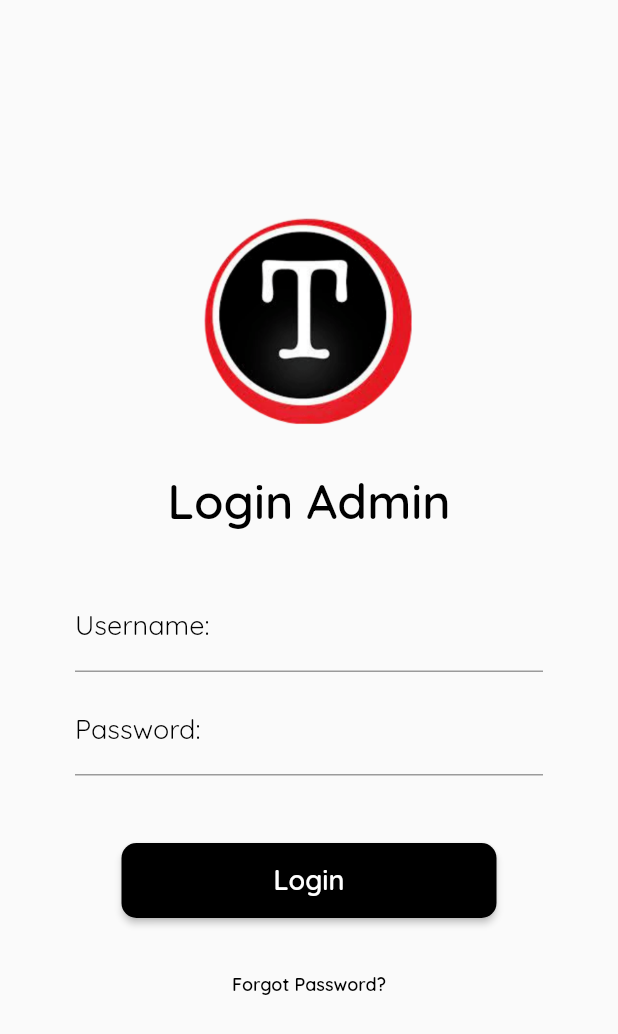
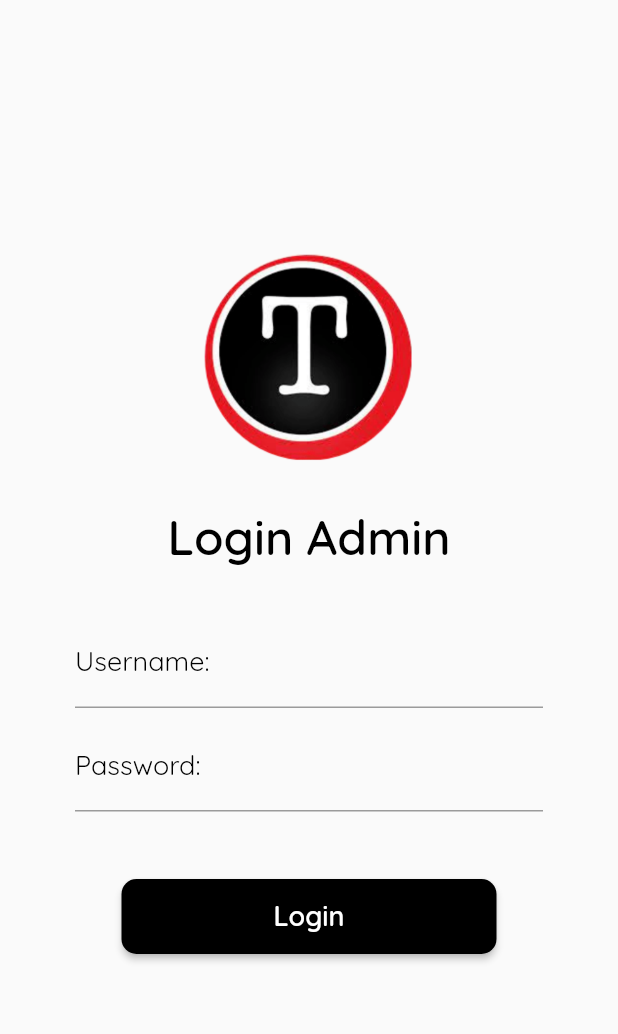
Before and after one commit to lansoyyy/turks, a Flutter app: the screen it shows after launch, after a tap on "Admin", on a phone screen of 412 x 824 dp. Shown: the top 1034 px of the screen. Run offline on Flutter 3.47's test engine with Material 2 defaults, Android fonts, the phone set to English and light mode, and no system bars; our stand-ins replace firebase_auth, firebase_core, get_storage; accounts and stored records are empty.

Commit message:
Removed Forgot Password

```diff
--- a/lib/auth/login_admin.dart
+++ b/lib/auth/login_admin.dart
@@ -92,13 +92,6 @@ class LoginAdmin extends StatelessWidget {
               const SizedBox(
                 height: 20,
               ),
-              TextButton(
-                onPressed: () {},
-                child: TextBold(
-                    text: 'Forgot Password?',
-                    fontSize: 12,
-                    color: Colors.black),
-              ),
             ],
           ),
         ),
```
Also changed, not shown: lib/auth/login_crew.dart (+0 -7 lines).
